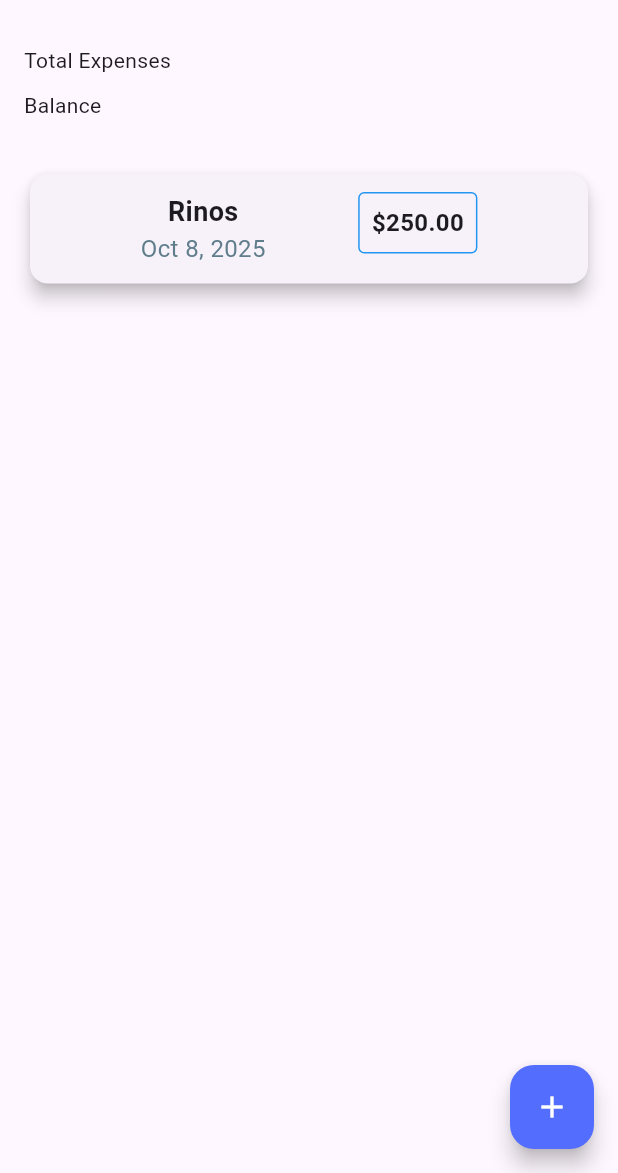
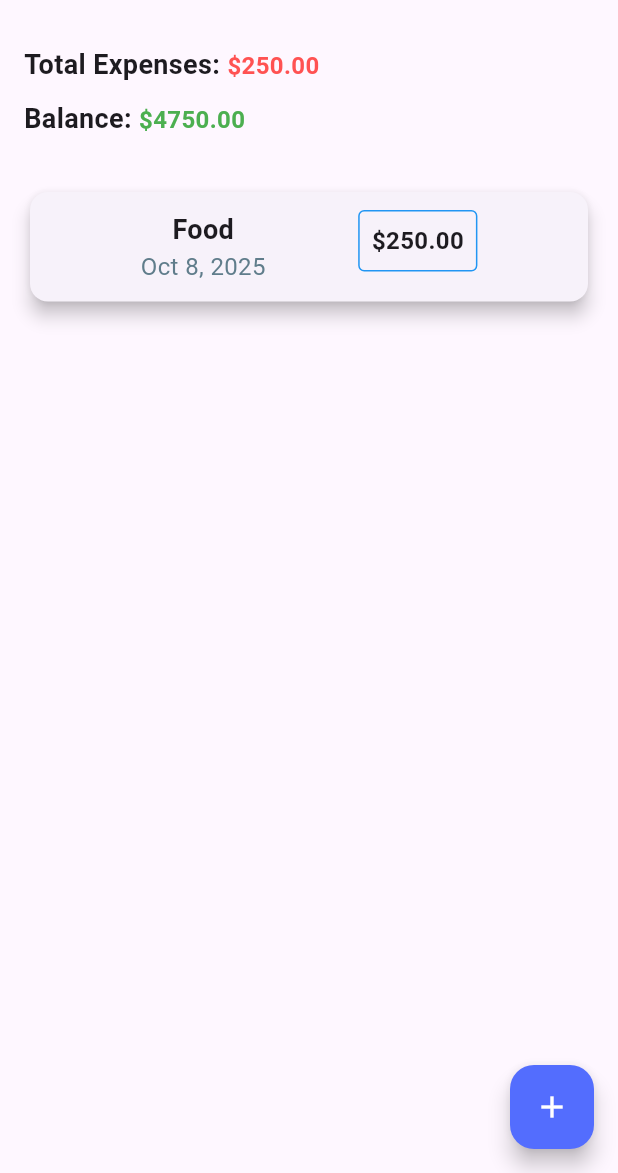
Before and after one commit to ramlanrinos/expense-tracker, a Flutter app: the screen it shows after launch, on a phone screen of 412 x 824 dp, the part 63-1236 px from its top. Run offline on Flutter 3.47's test engine with Material 3 defaults, Android fonts, the phone set to English and light mode, and no system bars.

Commit message:
Total expenses and Blanace calculate and assigned

```diff
--- a/lib/screens/home_screen.dart
+++ b/lib/screens/home_screen.dart
@@ -11,8 +11,13 @@ class HomeScreen extends StatefulWidget {
 
 class _HomeScreenState extends State<HomeScreen> {
   List<ExpenseModel> expenses = [
-    ExpenseModel(title: "Rinos", date: DateTime.now(), amount: 250.0),
+    ExpenseModel(title: "Food", date: DateTime.now(), amount: 250.0),
   ];
+
+  final double totalBudget = 5000;
+  double get totalExpense =>
+      expenses.fold(0.0, (sum, item) => sum + item.amount);
+  double get balance => totalBudget - totalExpense;
 
   @override
   Widget build(BuildContext context) {
@@ -40,9 +45,31 @@ class _HomeScreenState extends State<HomeScreen> {
             child: Column(
               crossAxisAlignment: CrossAxisAlignment.start,
               children: [
-                Text("Total Expenses"),
+                Text.rich(
+                  TextSpan(
+                    text: "Total Expenses: ",
+                    style: TextStyle(fontWeight: FontWeight.bold, fontSize: 18),
+                    children: [
+                      TextSpan(
+                        text: "\$${totalExpense.toStringAsFixed(2)}",
+                        style: TextStyle(fontSize: 16, color: Colors.redAccent),
+                      ),
+                    ],
+                  ),
+                ),
                 SizedBox(height: 10),
-                Text("Balance"),
+                Text.rich(
+                  TextSpan(
+                    text: "Balance: ",
+                    style: TextStyle(fontWeight: FontWeight.bold, fontSize: 18),
+                    children: [
+                      TextSpan(
+                        text: "\$${balance.toStringAsFixed(2)}",
+                        style: TextStyle(fontSize: 16, color: Colors.green),
+                      ),
+                    ],
+                  ),
+                ),
               ],
             ),
           ),
```
